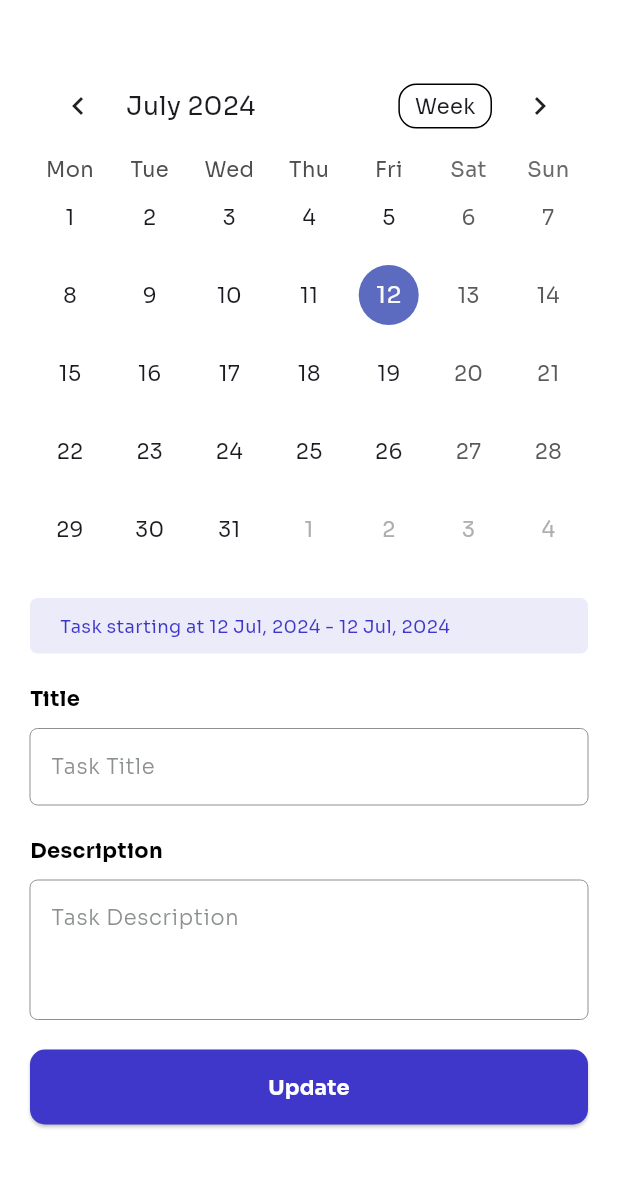
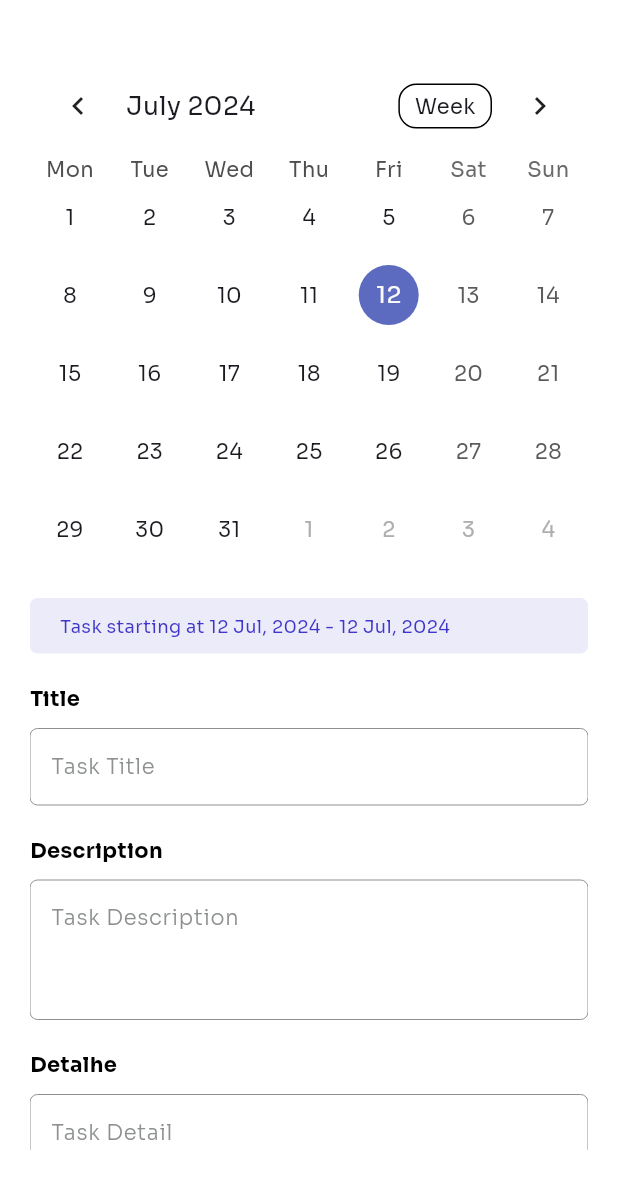
Before and after one commit to paulosavaris/Pos_avaliacao_2_mobile, a Flutter app: the UpdateTaskScreen screen opened directly with empty values, on a phone screen of 412 x 824 dp, the part 56-1236 px from its top. Run offline on Flutter 3.47's test engine with Material 3 defaults, Android fonts, the phone set to English and light mode, and no system bars; drawn by our look-alikes of table_calendar; our stand-ins replace flutter_bloc, flutter_svg, shared_preferences; accounts and stored records are empty.

Commit message:
Atributo Details

```diff
--- a/lib/tasks/data/local/model/task_model.dart
+++ b/lib/tasks/data/local/model/task_model.dart
@@ -2,6 +2,7 @@ class TaskModel {
   String id;
   String title;
   String description;
+  String detail; // Novo atributo
   DateTime? startDateTime;
   DateTime? stopDateTime;
   bool completed;
@@ -13,6 +14,7 @@ class TaskModel {
     required this.startDateTime,
     required this.stopDateTime,
     this.completed = false,
+    this.detail = '', // Valor padrão para o novo atributo
   });
 
   Map<String, dynamic> toJson() {
@@ -20,6 +22,7 @@ class TaskModel {
       'id': id,
       'title': title,
       'description': description,
+      'detail': detail, // Incluir o novo atributo aqui
       'completed': completed,
       'startDateTime': startDateTime?.toIso8601String(),
       'stopDateTime': stopDateTime?.toIso8601String(),
@@ -31,6 +34,7 @@ class TaskModel {
       id: json['id'],
       title: json['title'],
       description: json['description'],
+      detail: json['detail'], // Ler o novo atributo aqui
       completed: json['completed'],
       startDateTime: DateTime.parse(json['startDateTime']),
       stopDateTime: DateTime.parse(json['stopDateTime']),
@@ -40,7 +44,7 @@ class TaskModel {
   @override
   String toString() {
     return 'TaskModel{id: $id, title: $title, description: $description, '
-        'startDateTime: $startDateTime, stopDateTime: $stopDateTime, '
+        'detail: $detail, startDateTime: $startDateTime, stopDateTime: $stopDateTime, '
         'completed: $completed}';
   }
 }
--- a/lib/tasks/presentation/pages/new_task_screen.dart
+++ b/lib/tasks/presentation/pages/new_task_screen.dart
@@ -24,6 +24,7 @@ class NewTaskScreen extends StatefulWidget {
 class _NewTaskScreenState extends State<NewTaskScreen> {
   TextEditingController title = TextEditingController();
   TextEditingController description = TextEditingController();
+  TextEditingController detail = TextEditingController(); // Novo atributo
 
   CalendarFormat _calendarFormat = CalendarFormat.month;
   DateTime _focusedDay = DateTime.now();
@@ -157,6 +158,24 @@ class _NewTaskScreenState extends State<NewTaskScreen> {
                               fillColor: kWhiteColor,
                               onChange: (value) {}),
                           const SizedBox(height: 20),
+                          buildText(
+                              'Detalhe',
+                              kBlackColor,
+                              textMedium,
+                              FontWeight.bold,
+                              TextAlign.start,
+                              TextOverflow.clip),
+                          const SizedBox(
+                            height: 10,
+                          ),
+                          BuildTextField(
+                              hint: "Detalhe",
+                              controller:
+                                  detail, // Adicionado o campo de detalhe
+                              inputType: TextInputType.multiline,
+                              fillColor: kWhiteColor,
+                              onChange: (value) {}),
+                          const SizedBox(height: 20),
                           Row(
                             children: [
                               Expanded(
@@ -218,6 +237,8 @@ class _NewTaskScreenState extends State<NewTaskScreen> {
                                           id: taskId,
                                           title: title.text,
                                           description: description.text,
+                                          detail: detail
+                                              .text, // Atribuindo o valor do detalhe
                                           startDateTime: _rangeStart,
                                           stopDateTime: _rangeEnd);
                                       context.read<TasksBloc>().add(
--- a/lib/tasks/presentation/pages/update_task_screen.dart
+++ b/lib/tasks/presentation/pages/update_task_screen.dart
@@ -26,6 +26,7 @@ class UpdateTaskScreen extends StatefulWidget {
 class _UpdateTaskScreenState extends State<UpdateTaskScreen> {
   TextEditingController title = TextEditingController();
   TextEditingController description = TextEditingController();
+  TextEditingController detail = TextEditingController(); // Novo atributo
 
   CalendarFormat _calendarFormat = CalendarFormat.month;
   DateTime _focusedDay = DateTime.now();
@@ -46,6 +47,7 @@ class _UpdateTaskScreenState extends State<UpdateTaskScreen> {
   void dispose() {
     title.dispose();
     description.dispose();
+    detail.dispose(); // Dispose do controller de detalhe
     super.dispose();
   }
 
@@ -53,6 +55,8 @@ class _UpdateTaskScreenState extends State<UpdateTaskScreen> {
   void initState() {
     title.text = widget.taskModel.title;
     description.text = widget.taskModel.description;
+    detail.text =
+        widget.taskModel.detail ?? ''; // Definir texto inicial do detalhe
     _selectedDay = _focusedDay;
     _rangeStart = widget.taskModel.startDateTime;
     _rangeEnd = widget.taskModel.stopDateTime;
@@ -170,6 +174,24 @@ class _UpdateTaskScreenState extends State<UpdateTaskScreen> {
                               fillColor: kWhiteColor,
                               onChange: (value) {}),
                           const SizedBox(height: 20),
+                          buildText(
+                              'Detalhe',
+                              kBlackColor,
+                              textMedium,
+                              FontWeight.bold,
+                              TextAlign.start,
+                              TextOverflow.clip),
+                          const SizedBox(
+                            height: 10,
+                          ),
+                          BuildTextField(
+                              hint: "Task Detail",
+                              controller:
+                                  detail, // Adicionado o campo de detalhe
+                              inputType: TextInputType.multiline,
+                              fillColor: kWhiteColor,
+                              onChange: (value) {}),
+                          const SizedBox(height: 20),
                           SizedBox(
                             width: size.width,
                             child: ElevatedButton(
@@ -193,6 +215,8 @@ class _UpdateTaskScreenState extends State<UpdateTaskScreen> {
                                       id: widget.taskModel.id,
                                       title: title.text,
                                       description: description.text,
+                                      detail: detail
+                                          .text, // Atribuir valor do detalhe
                                       completed: widget.taskModel.completed,
                                       startDateTime: _rangeStart,
                                       stopDateTime: _rangeEnd);
```
